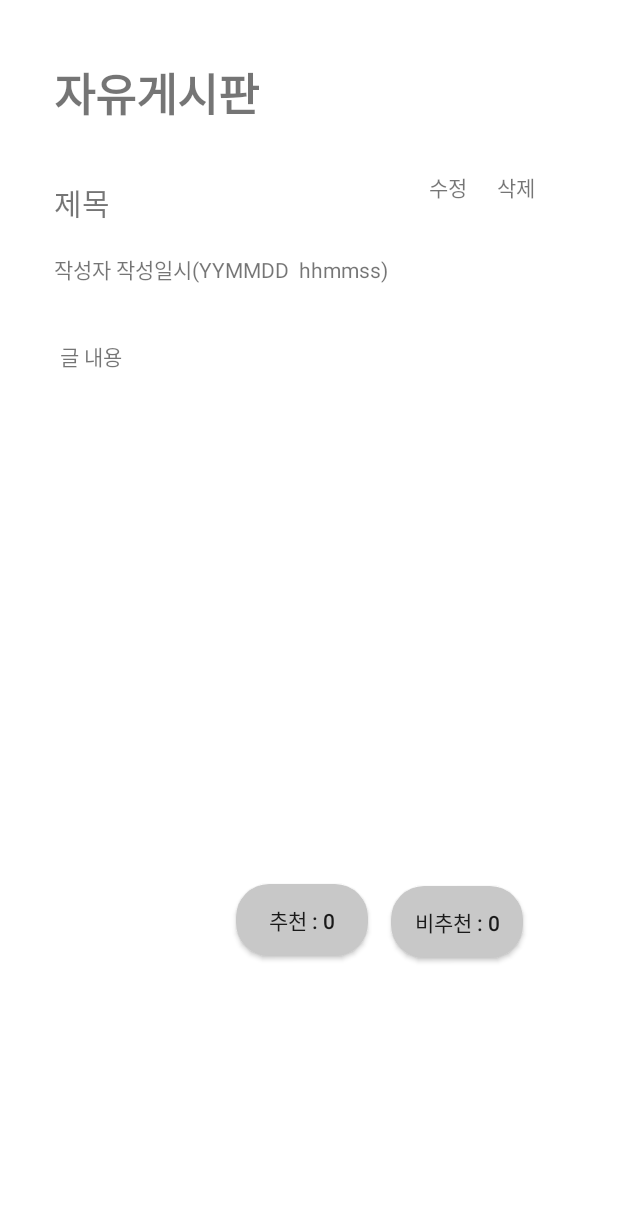
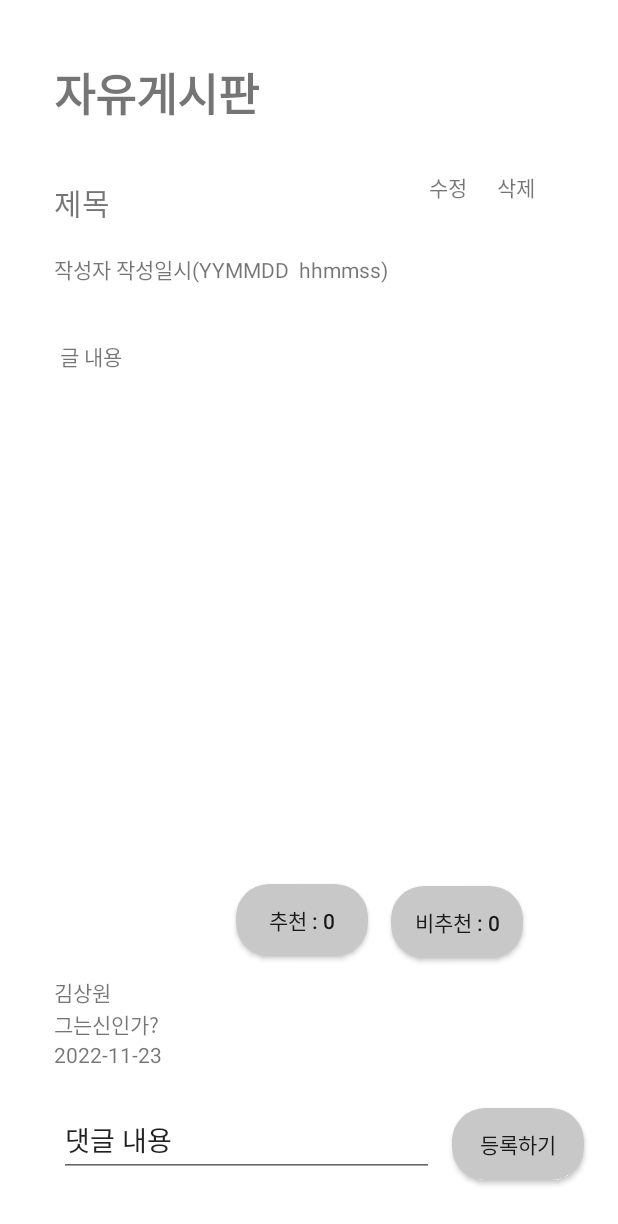
Before and after one commit to whatasame/boardcar, an Android app: the OpenUI screen opened directly, with no data from a screen before it, on a phone screen of 412 x 824 dp. Shown: the top 1224 px of the screen. Run offline under Robolectric (Android 15) with nearby library versions, the phone set to English and light mode, and no system bars.

```diff
--- a/app/src/main/java/com/example/boardcar/OpenUI.java
+++ b/app/src/main/java/com/example/boardcar/OpenUI.java
@@ -2,6 +2,7 @@ package com.example.boardcar;
 
 import androidx.appcompat.app.AlertDialog;
 import androidx.appcompat.app.AppCompatActivity;
+import androidx.recyclerview.widget.LinearLayoutManager;
 import androidx.recyclerview.widget.RecyclerView;
 
 import android.content.DialogInterface;
@@ -13,9 +14,9 @@ import android.widget.EditText;
 import android.widget.TextView;
 
 public class OpenUI extends AppCompatActivity {
-    TextView openBoardName,openEdit,openDelete,openTitle,openBody;
+    TextView openBoardName,openEdit,openDelete,openTitle,openBody,openWriter;
     Button openReCommendBtn,openDeprecatedBtn,commentEditBtn;
-    String openTitleStr ,openBodyStr;
+    String openTitleStr ,openBodyStr,commentEditStr;
     EditText commentEdit;
     RecyclerView commentList;
     Intent intent;
@@ -45,6 +46,10 @@ public class OpenUI extends AppCompatActivity {
 
     }
 
+
+
+
+
     @Override
     protected void onCreate(Bundle savedInstanceState) {
         super.onCreate(savedInstanceState);
@@ -54,6 +59,7 @@ public class OpenUI extends AppCompatActivity {
         openEdit = findViewById(R.id.OpenEdit);
         openDelete=findViewById(R.id.OpenDelete);
         openTitle=findViewById(R.id.OpenTitle);
+        openWriter=findViewById(R.id.OpenWriter);
         openBody=findViewById(R.id.OpenBody);
         openReCommendBtn=findViewById(R.id.OpenReCommendBtn);
         openDeprecatedBtn=findViewById(R.id.OpenDeprecatedBtn);
@@ -61,10 +67,21 @@ public class OpenUI extends AppCompatActivity {
         commentEdit=findViewById(R.id.CommentEdit);
         commentList=findViewById(R.id.CommentList);
 
+        //제목과 작성자를 서버로 보내서 애랑 일치하는 글을 불러와서 각각 setText로 삽입시켜서 보여주는 시스템;
 
-        //BoardUI 에서  예시 =intent.putExtra("Tilte",변수명)에서 넘긴걸;
-        String Title=intent.getStringExtra("Title");
-        String Writer=intent.getStringExtra("Writer");
+        intent=getIntent();
+        String Title=intent.getStringExtra("title");
+        String Writer=intent.getStringExtra("writer");
+        //openBoardName.setText(); <-안에 게시판 종류값 넣어주고
+        //openTitle.setText(); <-제목값 넣어주고
+        //openBody.setText();<-게시판 본문 넣어주고
+        //openWriter.setText();<-작성자 넣어주기
+        //openReCommendBtn.setText();<-추천수
+        //openDeprecatedBtn.setText();<-비추천수
+        //댓글 생성기
+        RecyclerViewCommentAdapter adapter = new RecyclerViewCommentAdapter();
+        //댓글 불러올때 DB에서 정보를 불러와서 for문으로 다돌린다
+        CommentList(adapter,commentList,"김상원","그는신인가?","2022-11-23");
 
         //수정하기 눌렀을시 글과 함께 화면전환
         openEdit.setOnClickListener(new View.OnClickListener() {
@@ -76,6 +93,7 @@ public class OpenUI extends AppCompatActivity {
                 intent.putExtra("Title",openTitleStr);
                 intent.putExtra("Body",openBodyStr);
                 intent.putExtra("type",1);
+
                 startActivity(intent);
                 finish();
             }
@@ -84,8 +102,40 @@ public class OpenUI extends AppCompatActivity {
         openDelete.setOnClickListener(new View.OnClickListener() {
             @Override
             public void onClick(View view) {
+                //위에보면 이친구있는데 거기에 db 삭제하는 기능 넣어야함
                 AlertIDMsg("정말 삭제하시겠습니까?" ,"해당글을 삭제하고 싶으시면 확인 버튼을 눌러주세요 ");
             }
         });
+        //추천 버튼 눌렀을시
+        openReCommendBtn.setOnClickListener(new View.OnClickListener() {
+            @Override
+            public void onClick(View view) {
+                // openReCommendBtn.setText(); setText안에 jdbc에서 추천수 넣어주면됨
+            }
+        });
+        //비추천 버튼 눌렀을시
+        openDeprecatedBtn.setOnClickListener(new View.OnClickListener() {
+            @Override
+            public void onClick(View view) {
+                //openDeprecatedBtn.setText(); 위와동일 근대 중복체크 어찌함?
+            }
+        });
+        commentEditBtn.setOnClickListener(new View.OnClickListener() {
+            @Override
+            public void onClick(View view) {
+                commentEditStr=commentEdit.getText().toString();
+                //db로 작성된댓글 보낼수 있으면됨 여기서 세션에 있는 작성자 정보를 함께보낸다.
+            }
+        });
+
+    }
+    //댓글 보여주고 작성하는아이인데 각각 작성자 본문 작성일시 순으로 넣어주면된다
+    public void CommentList(RecyclerViewCommentAdapter adapter, RecyclerView commentList,String writer,String body,String regdate) { //리스트 보여주고 추가한다
+
+        adapter.clearItem();
+        adapter.addItem(new RecyclerViewCommentDataModel (writer,body,regdate));
+        RecyclerView.LayoutManager layoutManager = new LinearLayoutManager(this);
+        commentList.setLayoutManager(layoutManager);
+        commentList.setAdapter(adapter);
     }
 }
--- /dev/null
+++ b/app/src/main/java/com/example/boardcar/RecyclerViewCommentAdapter.java
@@ -0,0 +1,62 @@
+package com.example.boardcar;
+
+import android.view.LayoutInflater;
+import android.view.View;
+import android.view.ViewGroup;
+import android.widget.TextView;
+
+import androidx.annotation.NonNull;
+import androidx.recyclerview.widget.RecyclerView;
+
+import java.util.ArrayList;
+import java.util.List;
+
+public class RecyclerViewCommentAdapter extends RecyclerView.Adapter {
+    private final List<RecyclerViewCommentDataModel> items = new ArrayList<>();
+
+    public void addItem(RecyclerViewCommentDataModel commentDataModel) { //댓글 리스트에 종류 추가하는애
+        items.add(commentDataModel);
+    }
+    public void clearItem(){
+        items.clear();
+    }
+
+    @Override
+    public int getItemCount() { //그냥 필요쓸일 없는데 오버라이딩 떄문에 강제로 있어야하는애 신경 ㄴㄴ
+        return items.size();
+    }
+
+    @NonNull
+    @Override
+    public RecyclerView.ViewHolder onCreateViewHolder(@NonNull ViewGroup parent, int viewType) {
+
+        View view = LayoutInflater.from(parent.getContext()).inflate(R.layout.commentrecylcer,parent,false);
+        return new ViewHolder(view);
+    }
+
+    @Override
+    public void onBindViewHolder(@NonNull RecyclerView.ViewHolder holder, int position) { //애는 틀임
+        ViewHolder ViewHolder = (ViewHolder)holder;
+        ViewHolder.body.setText(items.get(position).getBody());
+        ViewHolder.writer.setText(items.get(position).getName());
+        ViewHolder.regdate.setText(items.get(position).getRegdate());
+
+    }
+
+    public static class ViewHolder extends RecyclerView.ViewHolder {
+        TextView writer,body,regdate;
+
+        public ViewHolder(@NonNull View itemView) { //리스트 안에있는 객체들에 각각 값을 지정해줄수있는애
+            super(itemView);
+            body = itemView.findViewById(R.id.CommentBody);
+            writer =  itemView.findViewById(R.id.CommentWriter);
+            regdate=itemView.findViewById(R.id.CommentRegDate);
+
+
+
+        }
+
+
+    }
+
+}
--- /dev/null
+++ b/app/src/main/java/com/example/boardcar/RecyclerViewCommentDataModel.java
@@ -0,0 +1,21 @@
+package com.example.boardcar;
+
+public class RecyclerViewCommentDataModel {
+    String name;
+    String body;
+    String regdate;
+
+    public String getName() {
+        return name;
+    }
+    public String getBody() {
+        return body;
+    }
+    public String getRegdate() {return regdate;}
+
+    public RecyclerViewCommentDataModel(String name , String body, String regdate) {
+        this.name = name;
+        this.body=body;
+        this.regdate=regdate;
+    }
+}
--- a/app/src/main/java/com/example/boardcar/SelectCarUI.java
+++ b/app/src/main/java/com/example/boardcar/SelectCarUI.java
@@ -110,7 +110,7 @@ Intent intent;
 
 
     }
-    public void CarList(RecyclerViewCarAdapter adapter, RecyclerView RvCar ,String str1 ,String str2) { //
+    public void CarList(RecyclerViewCarAdapter adapter, RecyclerView RvCar ,String str1 ,String str2) { //리스트 보여주고 추가한다
         RvCar.setVisibility(View.VISIBLE);
         adapter.clearItem();
         adapter.addItem(new RecyclerViewCarDataModel(str1));
--- a/app/src/main/res/layout/activity_board_edit_ui.xml
+++ b/app/src/main/res/layout/activity_board_edit_ui.xml
@@ -34,7 +34,7 @@
     <EditText
         android:id="@+id/BoardEditBody"
         android:layout_width="300dp"
-        android:layout_height="450dp"
+        android:layout_height="300dp"
         android:layout_marginStart="41dp"
         android:layout_marginTop="25dp"
         android:ems="10"
--- a/app/src/main/res/layout/activity_open_ui.xml
+++ b/app/src/main/res/layout/activity_open_ui.xml
@@ -19,7 +19,7 @@
         app:layout_constraintTop_toTopOf="parent" />
 
     <TextView
-        android:id="@+id/textView5"
+        android:id="@+id/OpenTitle"
         android:layout_width="wrap_content"
         android:layout_height="wrap_content"
         android:layout_marginStart="36dp"
@@ -50,7 +50,7 @@
         app:layout_constraintTop_toTopOf="parent" />
 
     <TextView
-        android:id="@+id/OpenTitle"
+        android:id="@+id/OpenWriter"
         android:layout_width="320dp"
         android:layout_height="wrap_content"
         android:layout_marginStart="36dp"
@@ -60,7 +60,7 @@
         android:inputType="textPersonName"
         android:minHeight="48dp"
         app:layout_constraintStart_toStartOf="parent"
-        app:layout_constraintTop_toBottomOf="@+id/textView5" />
+        app:layout_constraintTop_toBottomOf="@+id/OpenTitle" />
 
     <TextView
         android:id="@+id/OpenBody"
@@ -73,12 +73,12 @@
         android:inputType="textPersonName"
         android:text="글 내용"
         app:layout_constraintStart_toStartOf="parent"
-        app:layout_constraintTop_toBottomOf="@+id/OpenTitle" />
+        app:layout_constraintTop_toBottomOf="@+id/OpenWriter" />
 
     <androidx.recyclerview.widget.RecyclerView
         android:id="@+id/CommentList"
         android:layout_width="320dp"
-        android:layout_height="170dp"
+        android:layout_height="80dp"
         android:layout_marginStart="36dp"
         android:layout_marginTop="13dp"
         app:layout_constraintStart_toStartOf="parent"
--- /dev/null
+++ b/app/src/main/res/layout/commentrecylcer.xml
@@ -0,0 +1,28 @@
+<?xml version="1.0" encoding="utf-8"?>
+<LinearLayout xmlns:android="http://schemas.android.com/apk/res/android"
+    xmlns:tools="http://schemas.android.com/tools"
+    android:layout_width="match_parent"
+    android:layout_height="match_parent"
+    android:orientation="vertical"
+    >
+
+    <TextView
+        android:id="@+id/CommentWriter"
+        android:layout_width="wrap_content"
+        android:layout_height="wrap_content"
+        android:text="작성자"
+        tools:layout_editor_absoluteX="36dp"
+        tools:layout_editor_absoluteY="40dp" />
+    <TextView
+        android:id="@+id/CommentBody"
+        android:text="본문"
+        android:layout_width="wrap_content"
+        android:layout_height="wrap_content"
+        />
+    <TextView
+        android:id="@+id/CommentRegDate"
+        android:layout_width="wrap_content"
+        android:layout_height="wrap_content"
+        android:text="작성일시"
+        />
+</LinearLayout>
--- a/app/src/main/res/layout/fragment_board.xml
+++ b/app/src/main/res/layout/fragment_board.xml
@@ -34,6 +34,7 @@
                 android:layout_width="wrap_content"
                 android:layout_height="wrap_content"
                 android:textColor="@color/black"
+                android:textStyle="bold"
                 android:textSize="23sp"
                 android:text="자유" />
 
```
Also changed, not shown: app/src/main/java/com/example/boardcar/BoardUI.java (+60 -1 lines), app/src/main/java/com/example/boardcar/RecyclerViewBoardAdapter.java (+9 -19 lines), app/src/main/java/com/example/boardcar/RecyclerViewBoardDataModel.java (+2 -9 lines), app/src/main/res/layout/activity_register_ui.xml (+15 -11 lines), app/src/main/res/layout/activity_select_car_ui.xml (+5 -5 lines), app/src/main/res/layout/boardrecyler.xml (+0 -17 lines), app/src/main/res/layout/fragment_main.xml (+6 -3 lines).
